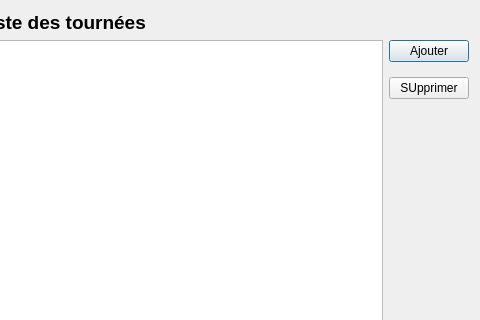
Old version of the form forms/displaytournee.ui in the repository LouisCrison/Transport_planning; both pictures show x 270 to 750 and y 0 to 320 of the 750 by 506 pixel window.
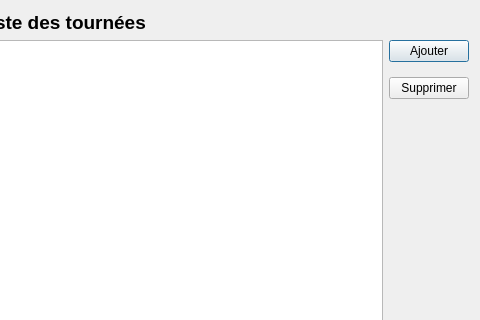
New version of the form.

Patch:
```diff
--- a/forms/displaytournee.ui
+++ b/forms/displaytournee.ui
@@ -32,7 +32,10 @@
      <item>
       <widget class="QPushButton" name="dltTourBtn">
        <property name="text">
-        <string>SUpprimer</string>
+        <string>Supprimer</string>
+       </property>
+       <property name="checkable">
+        <bool>false</bool>
        </property>
       </widget>
      </item>
```
Left out of the diff: 1 changed line with no effect on the pictures.
